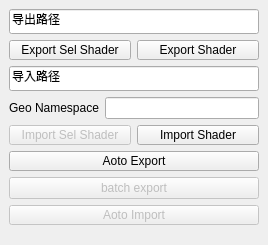
Before: the Qt Designer form core/shaderIO/shaderIO.ui in rupengfei/TD_code, drawn with Qt 5.
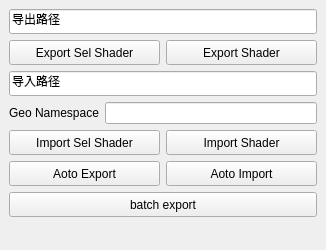
After: the same form once the commit is applied.

Diff of the .ui file:
```diff
--- a/core/shaderIO/shaderIO.ui
+++ b/core/shaderIO/shaderIO.ui
@@ -6,8 +6,8 @@
    <rect>
     <x>0</x>
     <y>0</y>
-    <width>268</width>
-    <height>245</height>
+    <width>326</width>
+    <height>250</height>
    </rect>
   </property>
   <property name="windowTitle">
@@ -41,7 +41,7 @@
         <property name="minimumSize">
          <size>
           <width>80</width>
-          <height>20</height>
+          <height>25</height>
          </size>
         </property>
         <property name="toolTip">
@@ -57,7 +57,7 @@
         <property name="minimumSize">
          <size>
           <width>80</width>
-          <height>20</height>
+          <height>25</height>
          </size>
         </property>
         <property name="toolTip">
@@ -123,12 +123,12 @@
       <item>
        <widget class="QPushButton" name="btn_import_sel_shader">
         <property name="enabled">
-         <bool>false</bool>
+         <bool>true</bool>
         </property>
         <property name="minimumSize">
          <size>
           <width>80</width>
-          <height>20</height>
+          <height>25</height>
          </size>
         </property>
         <property name="toolTip">
@@ -144,7 +144,7 @@
         <property name="minimumSize">
          <size>
           <width>80</width>
-          <height>20</height>
+          <height>25</height>
          </size>
         </property>
         <property name="toolTip">
@@ -158,11 +158,16 @@
      </layout>
     </item>
     <item>
+     <layout class="QHBoxLayout" name="horizontalLayout_4">
+      <property name="topMargin">
+       <number>0</number>
+      </property>
+      <item>
      <widget class="QPushButton" name="btn_auto_export">
       <property name="minimumSize">
        <size>
-        <width>250</width>
-        <height>20</height>
+          <width>0</width>
+          <height>25</height>
        </size>
       </property>
       <property name="toolTip">
@@ -176,25 +181,15 @@
       </property>
      </widget>
     </item>
-    <item>
-     <widget class="QPushButton" name="btn_batch_export">
-      <property name="enabled">
-       <bool>false</bool>
-      </property>
-      <property name="text">
-       <string>batch export</string>
-      </property>
-     </widget>
-    </item>
     <item>
      <widget class="QPushButton" name="btn_auto_import">
       <property name="enabled">
-       <bool>false</bool>
+         <bool>true</bool>
       </property>
       <property name="minimumSize">
        <size>
-        <width>80</width>
-        <height>20</height>
+          <width>0</width>
+          <height>25</height>
        </size>
       </property>
       <property name="toolTip">
@@ -205,6 +200,24 @@
       </property>
       <property name="text">
        <string>Aoto Import</string>
+        </property>
+       </widget>
+      </item>
+     </layout>
+    </item>
+    <item>
+     <widget class="QPushButton" name="btn_batch_export">
+      <property name="enabled">
+       <bool>true</bool>
+      </property>
+      <property name="minimumSize">
+       <size>
+        <width>0</width>
+        <height>25</height>
+       </size>
+      </property>
+      <property name="text">
+       <string>batch export</string>
       </property>
      </widget>
     </item>
```
Lines whose indentation alone changed are shown as unchanged.
